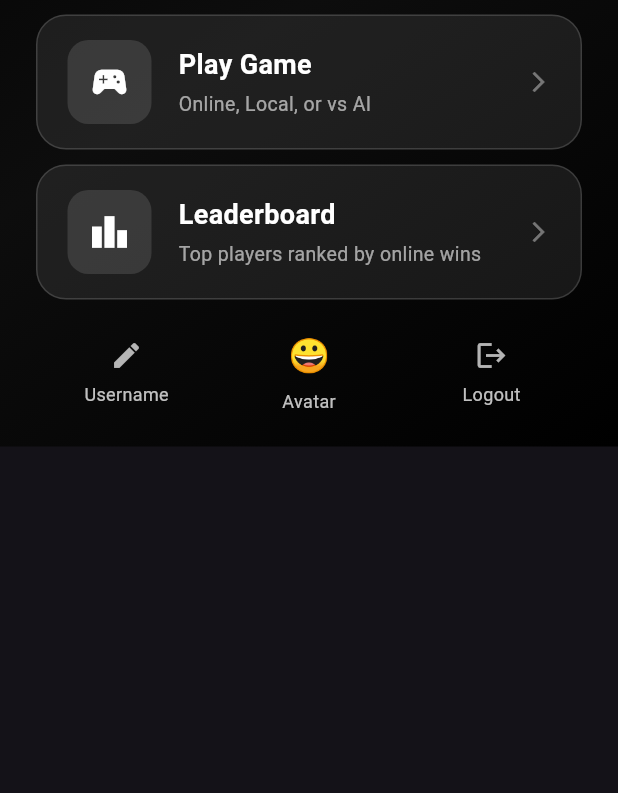
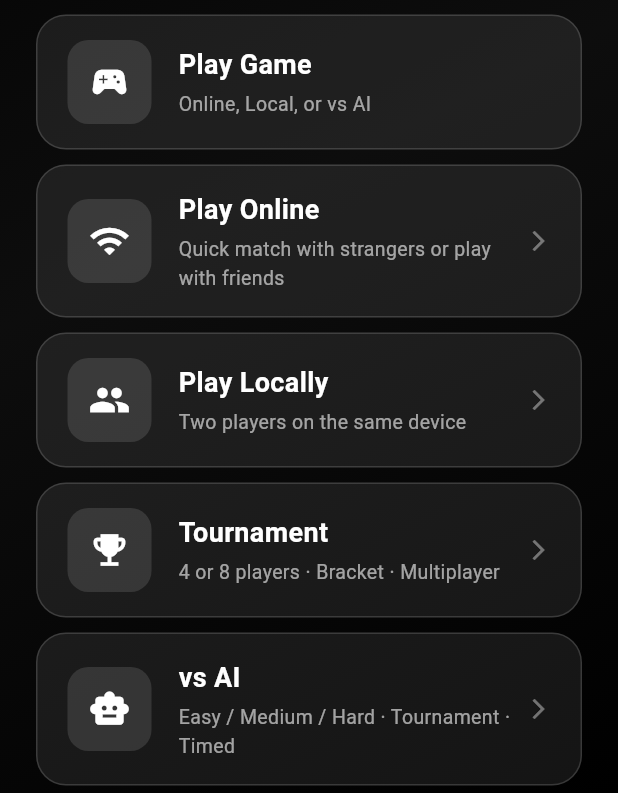
Before and after one commit to shahidkvmdam/tic-tac-toe, a Flutter app: the HomeScreen screen opened directly, on a phone screen of 412 x 824 dp, the part 443-1236 px from its top. Run offline on Flutter 3.47's test engine with Material 3 defaults, Android fonts, the phone set to English and light mode, and no system bars; our stand-ins replace audioplayers, cloud_firestore, confetti, firebase_auth, firebase_core, google_sign_in and 2 more; accounts and stored records are empty.

Commit message:
fix: keep Play Game options always expanded

```diff
--- a/lib/screens/home_screen.dart
+++ b/lib/screens/home_screen.dart
@@ -27,7 +27,6 @@ class HomeScreen extends StatefulWidget {
 }
 
 class _HomeScreenState extends State<HomeScreen> {
-  bool _isPlayGameExpanded = false;
   final GameService _gameService = GameService();
   StreamSubscription? _unreadMessagesSub;
   StreamSubscription? _incomingInvitationsSub;
@@ -222,12 +221,9 @@ class _HomeScreenState extends State<HomeScreen> {
                     icon: Icons.sports_esports,
                     title: 'Play Game',
                     subtitle: 'Online, Local, or vs AI',
-                    onTap: () => setState(() => _isPlayGameExpanded = !_isPlayGameExpanded),
+                    onTap: null,
                   ),
-                  AnimatedSize(
-                    duration: const Duration(milliseconds: 250),
-                    child: _isPlayGameExpanded
-                        ? Column(
+                  Column(
                     children: [
                       const SizedBox(height: 10),
                       _ModeCard(
@@ -262,8 +258,6 @@ class _HomeScreenState extends State<HomeScreen> {
                             MaterialPageRoute(builder: (_) => const AiGameScreen())),
                       ),
                     ],
-                          )
-                        : const SizedBox.shrink(),
                   ),
                   const SizedBox(height: 10),
                   _ModeCard(
@@ -425,13 +419,13 @@ class _ModeCard extends StatelessWidget {
     required this.icon,
     required this.title,
     required this.subtitle,
-    required this.onTap,
+    this.onTap,
   });
 
   final IconData icon;
   final String title;
   final String subtitle;
-  final VoidCallback onTap;
+  final VoidCallback? onTap;
 
   @override
   Widget build(BuildContext context) {
@@ -480,6 +474,7 @@ class _ModeCard extends StatelessWidget {
                 ],
               ),
             ),
+            if (onTap != null)
               Icon(Icons.arrow_forward_ios,
                   size: 16, color: Colors.white.withValues(alpha: 0.4)),
           ],
--- a/pubspec.yaml
+++ b/pubspec.yaml
@@ -16,7 +16,7 @@ publish_to: 'none' # Remove this line if you wish to publish to pub.dev
 # https://developer.apple.com/library/archive/documentation/General/Reference/InfoPlistKeyReference/Articles/CoreFoundationKeys.html
 # In Windows, build-name is used as the major, minor, and patch parts
 # of the product and file versions while build-number is used as the build suffix.
-version: 1.0.0+6
+version: 1.0.0+7
 
 environment:
   sdk: ^3.6.1
```
Lines whose indentation alone changed are shown as unchanged.
